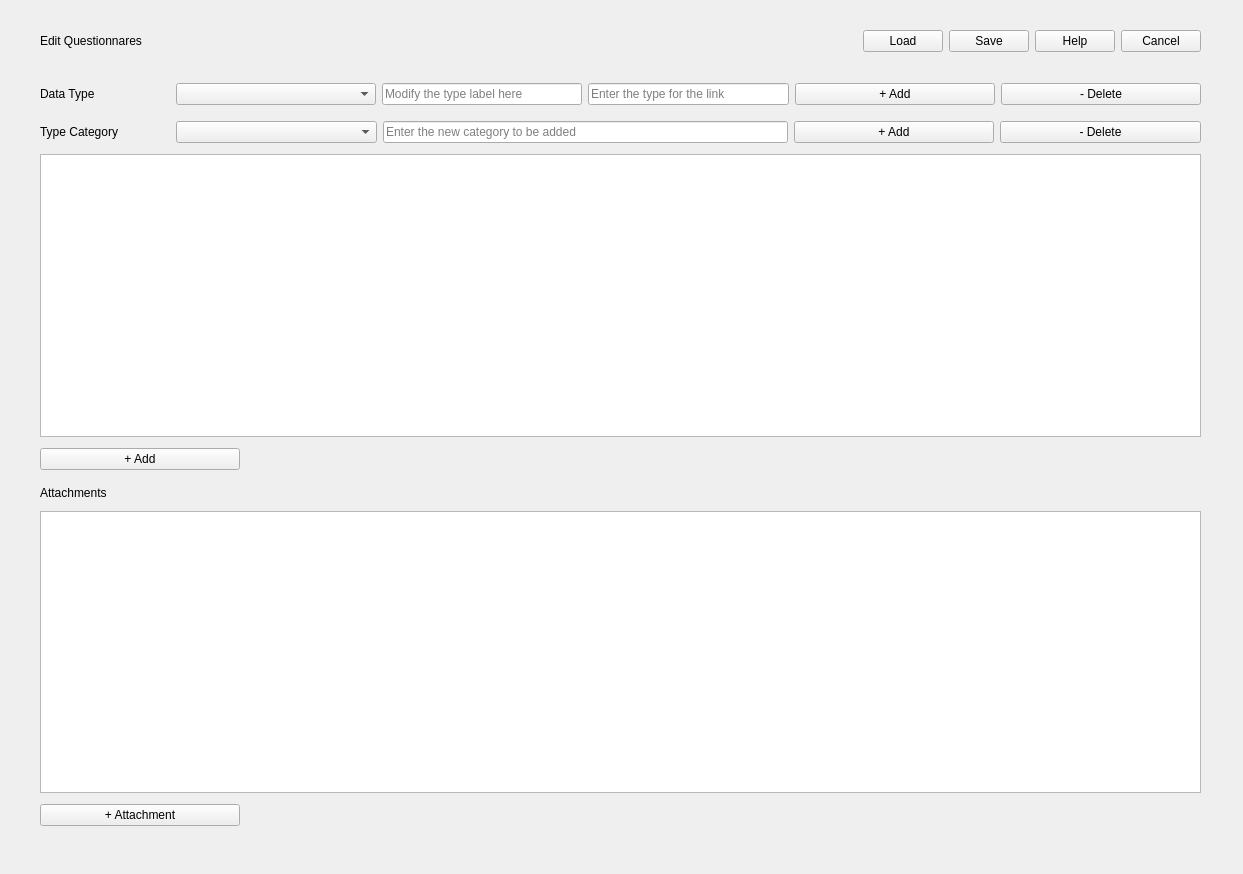
PASTA-ELN/pasta-eln, file pasta_eln/ontology_configuration/ontology_configuration.ui: the form before one commit.
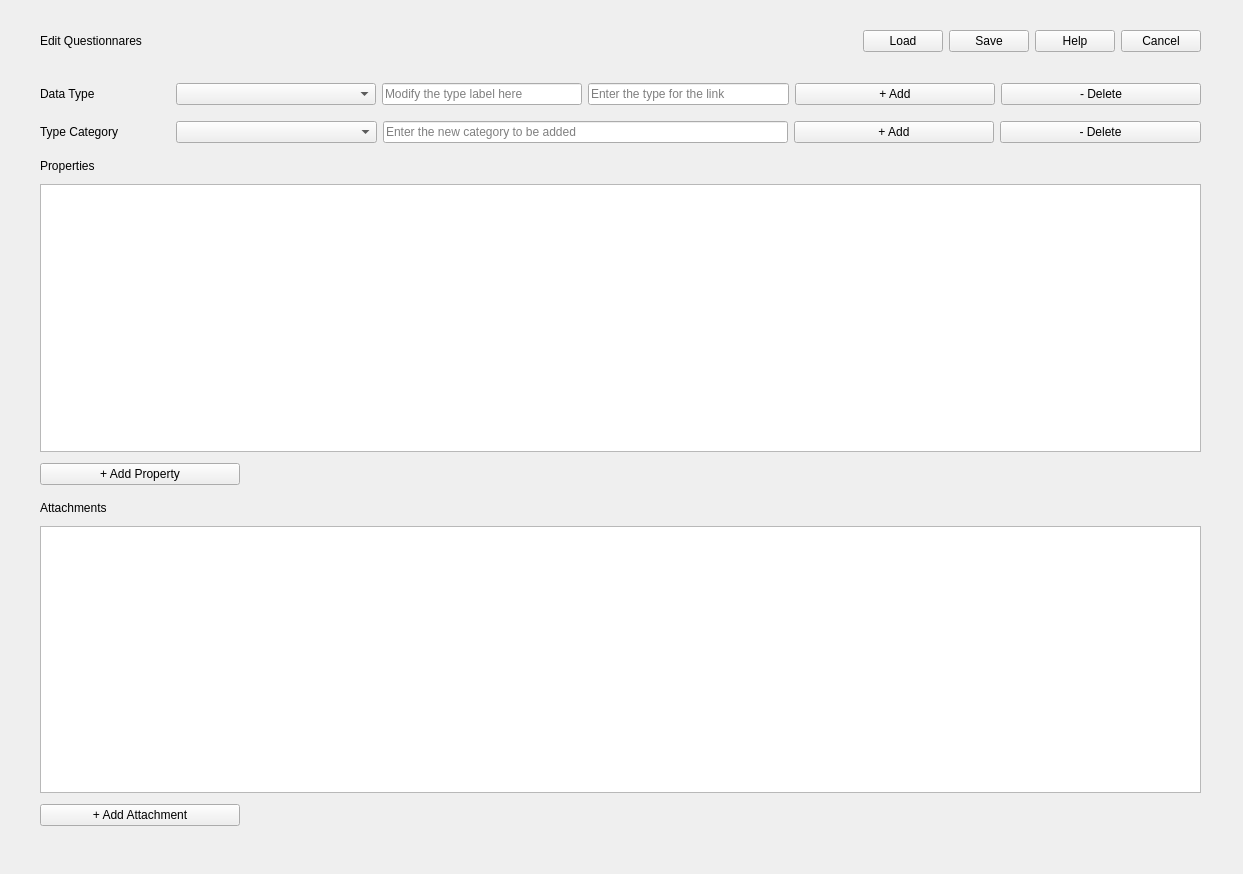
The form after the commit.

Commit message: - Added ontology_attachments_tableview_data_model.py to display the attachments rightly in the table view

Diff of the .ui file:
```diff
--- a/pasta_eln/ontology_configuration/ontology_configuration.ui
+++ b/pasta_eln/ontology_configuration/ontology_configuration.ui
@@ -46,14 +46,14 @@
         <height>821</height>
        </rect>
       </property>
-      <layout class="QGridLayout" name="mainGridLayout" rowstretch="0,0,0,0,0,0,0,0,0,0,0,0">
+      <layout class="QGridLayout" name="mainGridLayout" rowstretch="0,0,0,0,0,0,0,0,0,0,0,0,0,0">
        <property name="leftMargin">
         <number>30</number>
        </property>
        <property name="rightMargin">
         <number>30</number>
        </property>
-       <item row="4" column="0">
+       <item row="6" column="0">
         <widget class="QTableView" name="typePropsTableView">
          <property name="toolTip">
           <string>Table which lists and allows editing of all the properties assosciated with the above selected type</string>
@@ -81,6 +81,32 @@
          </attribute>
         </widget>
        </item>
+       <item row="10" column="0">
+        <layout class="QHBoxLayout" name="attachmentsHeaderHorizontalLayout">
+         <property name="leftMargin">
+          <number>0</number>
+         </property>
+         <property name="topMargin">
+          <number>5</number>
+         </property>
+         <property name="rightMargin">
+          <number>0</number>
+         </property>
+         <property name="bottomMargin">
+          <number>5</number>
+         </property>
+         <item>
+          <widget class="QLabel" name="attachmentsHeaderLabel">
+           <property name="text">
+            <string>Attachments</string>
+           </property>
+           <property name="margin">
+            <number>0</number>
+           </property>
+          </widget>
+         </item>
+        </layout>
+       </item>
        <item row="3" column="0">
         <layout class="QHBoxLayout" name="propsCategoryHorizontalLayout">
          <property name="leftMargin">
@@ -296,32 +322,6 @@
         </layout>
        </item>
        <item row="8" column="0">
-        <layout class="QHBoxLayout" name="attachmentsHeaderHorizontalLayout">
-         <property name="leftMargin">
-          <number>0</number>
-         </property>
-         <property name="topMargin">
-          <number>5</number>
-         </property>
-         <property name="rightMargin">
-          <number>40</number>
-         </property>
-         <property name="bottomMargin">
-          <number>5</number>
-         </property>
-         <item>
-          <widget class="QLabel" name="attachmentsHeaderLabel">
-           <property name="text">
-            <string>Attachments</string>
-           </property>
-           <property name="margin">
-            <number>0</number>
-           </property>
-          </widget>
-         </item>
-        </layout>
-       </item>
-       <item row="6" column="0">
         <layout class="QHBoxLayout" name="propsTableButtonHorizontalLayout">
          <property name="leftMargin">
           <number>0</number>
@@ -330,7 +330,7 @@
           <number>5</number>
          </property>
          <property name="rightMargin">
-          <number>40</number>
+          <number>0</number>
          </property>
          <property name="bottomMargin">
           <number>5</number>
@@ -353,7 +353,7 @@
             <string>Add a new property row to the above table with empty values</string>
            </property>
            <property name="text">
-            <string>+ Add</string>
+            <string>+ Add Property</string>
            </property>
           </widget>
          </item>
@@ -375,7 +375,7 @@
          </item>
         </layout>
        </item>
-       <item row="11" column="0">
+       <item row="13" column="0">
         <layout class="QHBoxLayout" name="structureTablehorizontalLayout">
          <property name="leftMargin">
           <number>0</number>
@@ -384,7 +384,7 @@
           <number>5</number>
          </property>
          <property name="rightMargin">
-          <number>40</number>
+          <number>0</number>
          </property>
          <property name="bottomMargin">
           <number>5</number>
@@ -398,7 +398,7 @@
             </size>
            </property>
            <property name="text">
-            <string>+ Attachment</string>
+            <string>+ Add Attachment</string>
            </property>
           </widget>
          </item>
@@ -420,7 +420,24 @@
          </item>
         </layout>
        </item>
-       <item row="10" column="0">
+       <item row="4" column="0">
+        <layout class="QHBoxLayout" name="propertiesTableHeaderHorizontalLayout">
+         <property name="topMargin">
+          <number>5</number>
+         </property>
+         <property name="bottomMargin">
+          <number>5</number>
+         </property>
+         <item>
+          <widget class="QLabel" name="propertiesTableHeaderlabel">
+           <property name="text">
+            <string>Properties</string>
+           </property>
+          </widget>
+         </item>
+        </layout>
+       </item>
+       <item row="12" column="0">
         <widget class="QTableView" name="attachmentsTableView">
          <property name="toolTip">
           <string>Table which displays the attchment for the above selected data type</string>
```
The commit also changes 5 other files.
